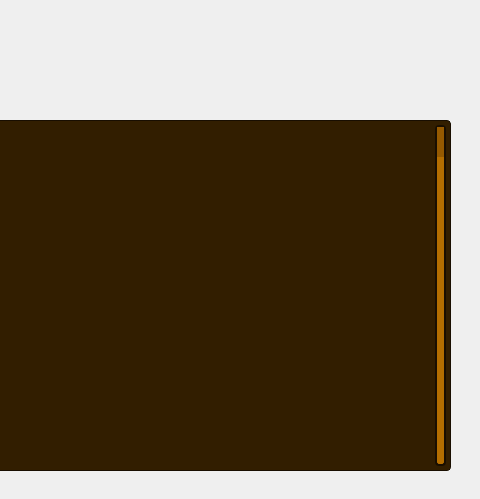
The window that Viste/VistaVisualizzaProdottiCliente.ui (GiacomoPrincipi/CineMax) describes before a commit, drawn with Qt 5; both pictures show x 310 to 790 and y 0 to 499 of the 790 by 499 pixel window.
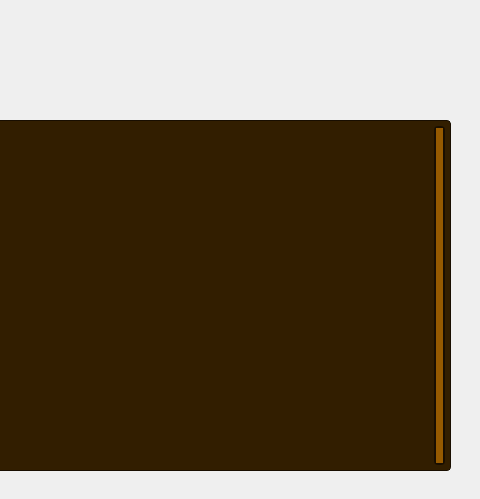
The same window after the commit. Icons and pictures are not drawn. Custom widgets are drawn as their Qt base class.

```diff
--- a/Viste/VistaVisualizzaProdottiCliente.ui
+++ b/Viste/VistaVisualizzaProdottiCliente.ui
@@ -88,70 +88,6 @@
     <bool>true</bool>
    </property>
   </widget>
-  <widget class="QListView" name="listViewProdotti">
-   <property name="geometry">
-    <rect>
-     <x>30</x>
-     <y>120</y>
-     <width>731</width>
-     <height>351</height>
-    </rect>
-   </property>
-   <property name="styleSheet">
-    <string notr="true">QListView {
-    background-color: #321E00;
-    color: #965A00;
-    border: 1px solid #190E00;
-    border-radius: 4px;
-}
-
-QListView::item:selected {
-    background-color: #C86400;
-    color: #FF7800;
-}
-
-QListView::item:hover {
-    background-color: #C86400;
-}</string>
-   </property>
-  </widget>
-  <widget class="QScrollBar" name="verticalScrollBarProdotti">
-   <property name="geometry">
-    <rect>
-     <x>740</x>
-     <y>120</y>
-     <width>21</width>
-     <height>351</height>
-    </rect>
-   </property>
-   <property name="styleSheet">
-    <string notr="true">QScrollBar:vertical {
-        background: #B46E00;
-        border: 2px solid #190E00;
-    border-radius: 4px;
-        width: 15px;
-        margin: 5px;
-}
-
-QScrollBar::handle:vertical {
-        background: #965A00;
-        min-height: 20px;
-    border-radius: 4px;
-}
-
-QScrollBar::handle:vertical:hover {
-        background: #C86400;
-}
-
-QScrollBar::add-line:vertical, QScrollBar::sub-line:vertical {
-        background: none;
-        border: none;
-            }</string>
-   </property>
-   <property name="orientation">
-    <enum>Qt::Orientation::Vertical</enum>
-   </property>
-  </widget>
   <widget class="QLabel" name="labelBarra">
    <property name="geometry">
     <rect>
@@ -175,6 +111,119 @@
     <string/>
    </property>
   </widget>
+  <widget class="QTableView" name="tableViewProdotti">
+   <property name="geometry">
+    <rect>
+     <x>30</x>
+     <y>120</y>
+     <width>731</width>
+     <height>351</height>
+    </rect>
+   </property>
+   <property name="styleSheet">
+    <string notr="true">QTableView {
+    background-color: #321E00;
+    color: #965A00;
+    border: 1px solid #190E00;
+    border-radius: 4px;
+    font-size: 11px;
+}
+
+QTableView:focus {
+    outline: none;
+}
+
+QHeaderView::section {
+    background-color: #5A3400;
+    color: #C87800;
+    border: 1px solid #3B1C00;
+	border-left: none;
+    border-right: none;
+	text-align: left;
+    padding: 3px;
+}
+
+QTableView::item {
+	border: 1px solid #190E00;
+    border-left: none;
+    border-right: none;
+	border-bottom: none;
+}
+
+QTableView::item:selected {
+    background-color: #C86400;
+    color: #FF7800;
+}
+
+QTableView QScrollBar:vertical {
+        background: #B46E00;
+        border: 2px solid #190E00;
+        border-radius: 4px;
+        width: 21px;
+        margin: 5px;
+}
+
+QTableView QScrollBar::handle:vertical {
+	background: #965A00;
+    min-height: 20px;
+    border-radius: 4px;
+}
+
+QTableView QScrollBar::handle:vertical:hover {
+     background: #C86400;
+}
+
+QTableView QScrollBar::add-line:vertical, QScrollBar::sub-line:vertical {
+	background: none;
+    border: none;
+}</string>
+   </property>
+   <property name="verticalScrollBarPolicy">
+    <enum>Qt::ScrollBarPolicy::ScrollBarAlwaysOn</enum>
+   </property>
+   <property name="horizontalScrollBarPolicy">
+    <enum>Qt::ScrollBarPolicy::ScrollBarAlwaysOff</enum>
+   </property>
+   <property name="sizeAdjustPolicy">
+    <enum>QAbstractScrollArea::SizeAdjustPolicy::AdjustToContents</enum>
+   </property>
+   <property name="tabKeyNavigation">
+    <bool>false</bool>
+   </property>
+   <property name="showDropIndicator" stdset="0">
+    <bool>false</bool>
+   </property>
+   <property name="dragDropOverwriteMode">
+    <bool>false</bool>
+   </property>
+   <property name="selectionMode">
+    <enum>QAbstractItemView::SelectionMode::SingleSelection</enum>
+   </property>
+   <property name="selectionBehavior">
+    <enum>QAbstractItemView::SelectionBehavior::SelectRows</enum>
+   </property>
+   <property name="showGrid">
+    <bool>false</bool>
+   </property>
+   <property name="cornerButtonEnabled">
+    <bool>false</bool>
+   </property>
+   <attribute name="horizontalHeaderHighlightSections">
+    <bool>false</bool>
+   </attribute>
+   <attribute name="verticalHeaderVisible">
+    <bool>false</bool>
+   </attribute>
+   <attribute name="verticalHeaderMinimumSectionSize">
+    <number>25</number>
+   </attribute>
+   <attribute name="verticalHeaderDefaultSectionSize">
+    <number>25</number>
+   </attribute>
+   <attribute name="verticalHeaderHighlightSections">
+    <bool>false</bool>
+   </attribute>
+  </widget>
   <zorder>labelBarra</zorder>
   <zorder>Sfondo</zorder>
   <zorder>labelTitolo</zorder>
@@ -182,6 +231,13 @@
   <zorder>listViewProdotti</zorder>
   <zorder>verticalScrollBarProdotti</zorder>
  </widget>
+ <customwidgets>
+  <customwidget>
+   <class>ClickableLabel</class>
+   <extends>QLabel</extends>
+   <header>clickablelabel.h</header>
+  </customwidget>
+ </customwidgets>
  <resources/>
  <connections/>
 </ui>
```
Left out of the diff: 7 changed lines with no effect on the pictures.
